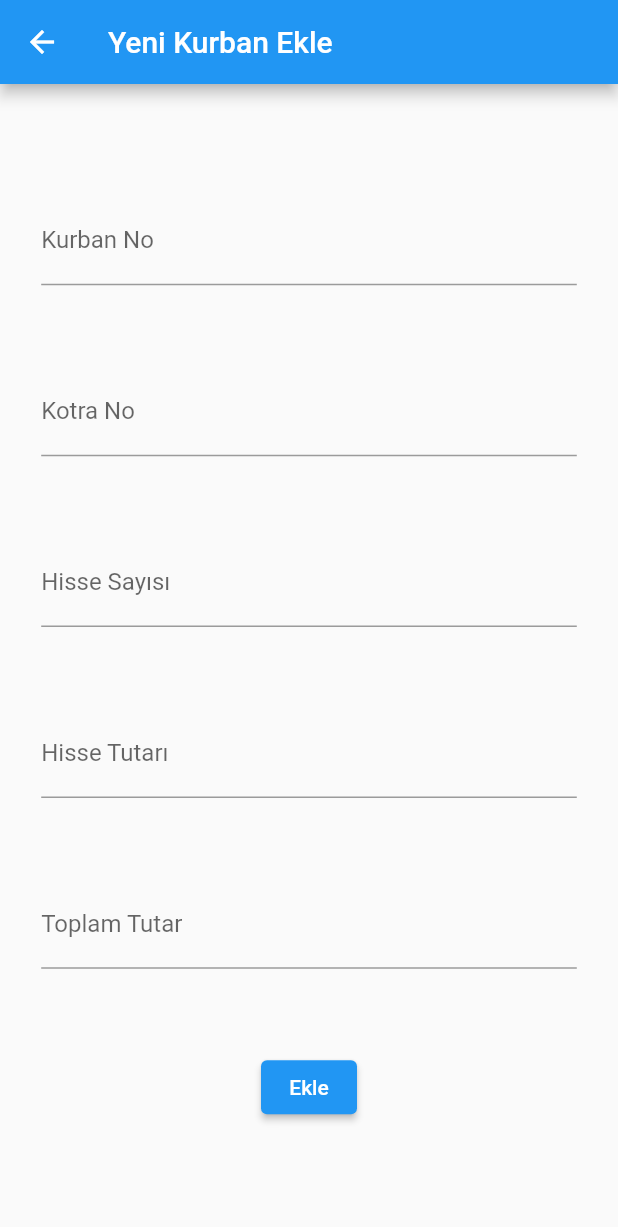
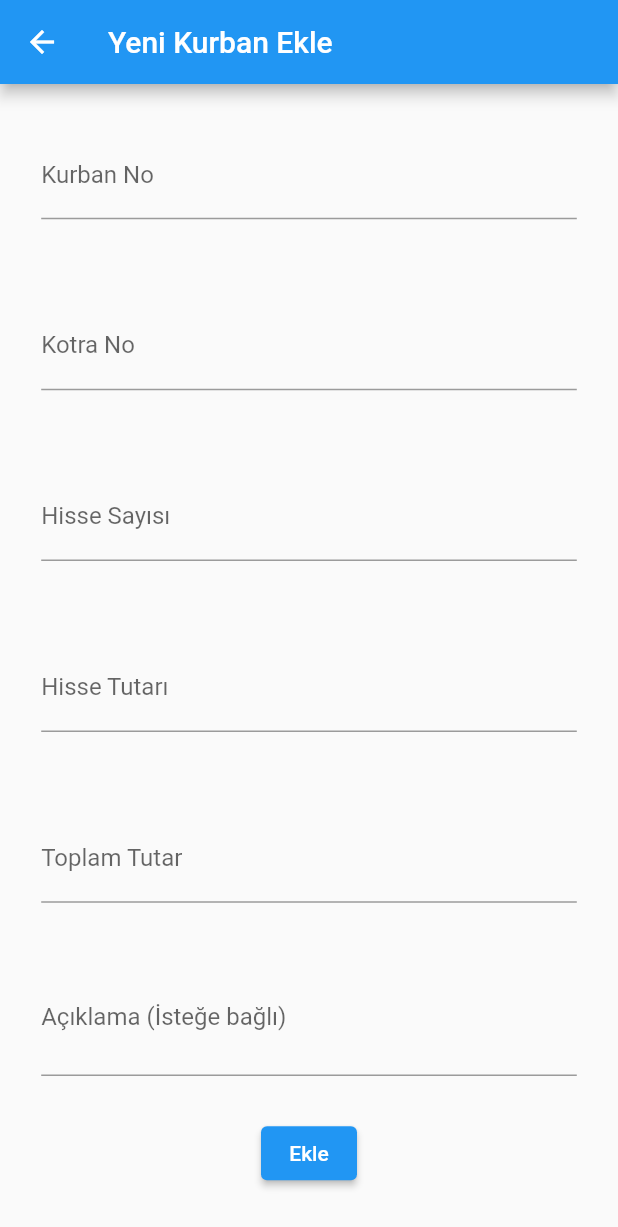
Before and after one commit to ahmettyildirim/gazi, a Flutter app: the AddKurban screen opened directly, after a tap on "Ekle", on a phone screen of 412 x 824 dp. Shown: the top 1227 px of the screen. Run offline on Flutter 3.47's test engine with Material 2 defaults, Android fonts, the phone set to English and light mode, and no system bars; our stand-ins replace cloud_firestore, firebase_auth, firebase_core, firebase_database, mask_text_input_formatter; accounts and stored records are empty.

Commit message:
hisselere açıklama eklendi

```diff
--- a/lib/model/hisse_kurban.dart
+++ b/lib/model/hisse_kurban.dart
@@ -11,13 +11,14 @@ class HisseKurbanModel implements GenericModel {
   int hisseNo;
   int hisseAmount;
   int remainingHisse = 0;
+  late String? aciklama;
   late CollectionReference<Map<String, dynamic>> colRef;
   late DateTime createTime;
   late String createUser;
   String collectionReferenceName = CollectionKeys.hisseKurban;
 
   HisseKurbanModel(this.kurbanNo, this.kotraNo, this.hisseNo, this.hisseAmount,
-      {this.remainingHisse = 0, this.id = ""}) {
+      {this.remainingHisse = 0, this.id = "", this.aciklama = ""}) {
     this.collectionReferenceName = CollectionKeys.hisseKurban;
     this.colRef = DataRepository.instance
         .getCollectionReference(CollectionKeys.hisseKurban);
@@ -30,6 +31,7 @@ class HisseKurbanModel implements GenericModel {
         json[FieldKeys.hisseKurbanKotraNo] as int,
         json[FieldKeys.hisseKurbanHisseNum] as int,
         json[FieldKeys.hisseKurbanHisseAmount] as int,
+        aciklama: (json[FieldKeys.aciklama] ?? "") as String,
         remainingHisse: json[FieldKeys.hisseKurbanRemainingHisse] as int,
         id: id);
   }
@@ -40,6 +42,7 @@ class HisseKurbanModel implements GenericModel {
     hisseKurban[FieldKeys.hisseKurbanHisseNum] = this.hisseNo;
     hisseKurban[FieldKeys.hisseKurbanHisseAmount] = this.hisseAmount;
     hisseKurban[FieldKeys.hisseKurbanRemainingHisse] = this.remainingHisse;
+    hisseKurban[FieldKeys.aciklama] = this.aciklama;
     return hisseKurban;
   }
 }
--- a/lib/pages/add_kurban.dart
+++ b/lib/pages/add_kurban.dart
@@ -14,6 +14,7 @@ class _AddKurbanState extends State<AddKurban> {
   final _hisseNumController = TextEditingController();
   final _hisseAmountController = TextEditingController();
   final _totalAmountController = TextEditingController();
+  final _aciklamaController = TextEditingController();
   @override
   Widget build(BuildContext context) {
     var screenInfo = MediaQuery.of(context);
@@ -68,6 +69,18 @@ class _AddKurbanState extends State<AddKurban> {
                     decoration: InputDecoration(labelText: 'Toplam Tutar')),
               ),
               Padding(
+                padding: EdgeInsets.only(
+                    left: screenHeight / 30, right: screenHeight / 30, top: 10),
+                child: TextFormField(
+                  keyboardType: TextInputType.multiline,
+                  controller: _aciklamaController,
+                  maxLines: null,
+                  minLines: 2,
+                  decoration:
+                      InputDecoration(labelText: 'Açıklama (İsteğe bağlı)'),
+                ),
+              ),
+              Padding(
                   padding: EdgeInsets.all(screenHeight / 30),
                   child: ElevatedButton(
                       onPressed: addKurban, child: Text("Ekle"))),
@@ -84,13 +97,15 @@ class _AddKurbanState extends State<AddKurban> {
         int.parse(_kotraNoController.text),
         int.parse(_hisseNumController.text),
         int.parse(_hisseAmountController.text),
+        aciklama: _aciklamaController.text,
         remainingHisse: int.parse(_hisseNumController.text));
     await DataRepository.instance.addItem(hisseKurban);
     Navigator.pop(context);
   }
 
   void calculateTotal(val) {
-    if (_hisseNumController.text.isNotEmpty && _hisseAmountController.text.isNotEmpty) {
+    if (_hisseNumController.text.isNotEmpty &&
+        _hisseAmountController.text.isNotEmpty) {
       setState(() {
         _totalAmountController.text = (int.parse(_hisseNumController.text) *
                 int.parse(_hisseAmountController.text))
```
Also changed, not shown: lib/pages/sales_detail.dart (added).
